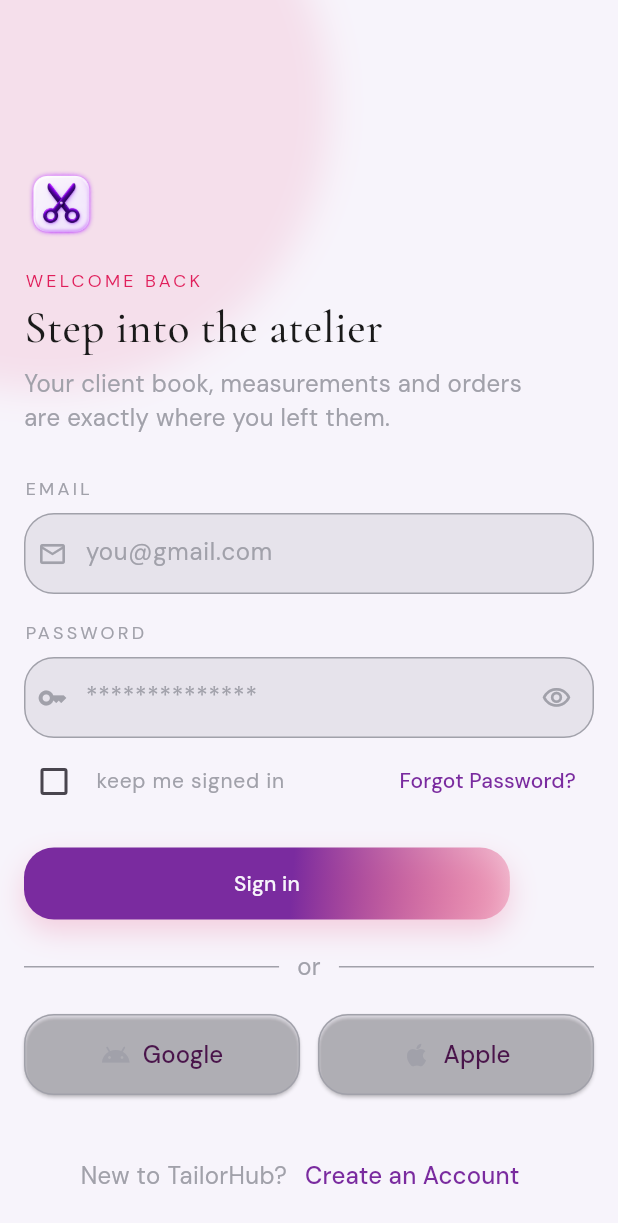
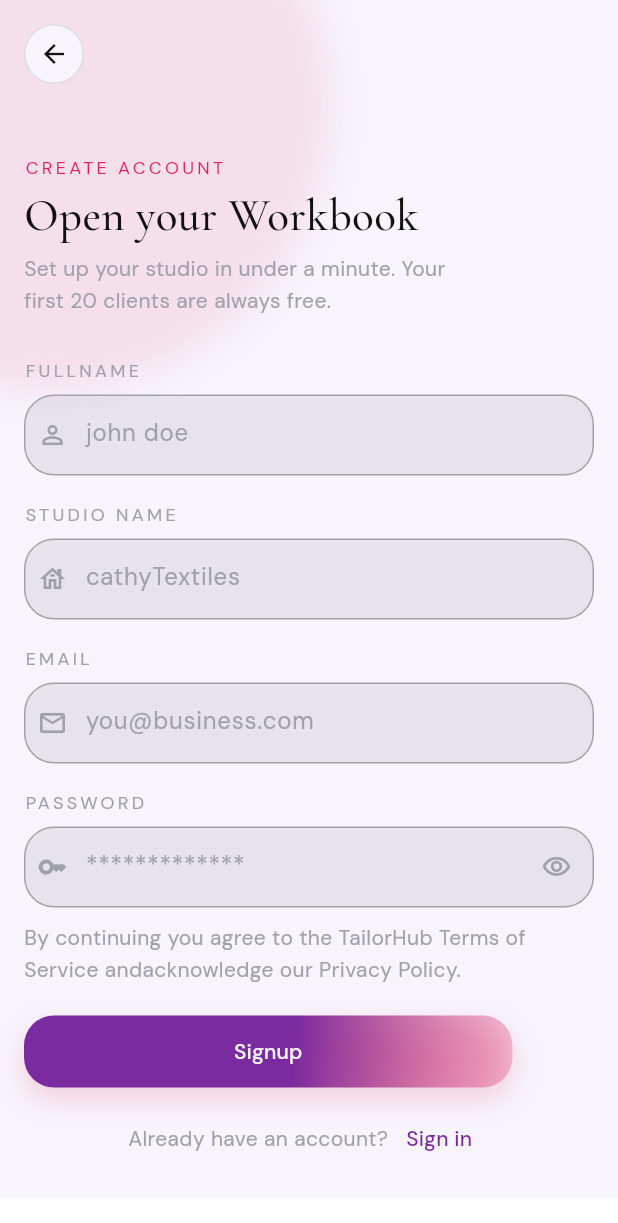
Before and after one commit to poba05/tailorhub, a Flutter app: the LoginScreen screen opened directly, after a tap on "Create an Account", on a phone screen of 412 x 824 dp. Shown: the top 1223 px of the screen. Run offline on Flutter 3.47's test engine with Material 3 defaults, Android fonts, the phone set to English and light mode, and no system bars.

Commit message:
ADD: Implement signup and forgot password screens with navigation
Co-authored-by: Copilot <copilot@github.com>

```diff
--- a/lib/screens/auth/login_screen.dart
+++ b/lib/screens/auth/login_screen.dart
@@ -2,6 +2,8 @@ import 'package:flutter/cupertino.dart';
 import 'package:flutter/material.dart';
 import 'package:tailorhub/constants/colors.dart';
 import 'package:tailorhub/constants/fonts.dart';
+import 'package:tailorhub/screens/auth/forgot_password.dart';
+import 'package:tailorhub/screens/auth/signup_screen.dart';
 import 'package:tailorhub/widgets/custom_button.dart';
 import 'package:tailorhub/widgets/custom_textfield.dart';
 import 'package:tailorhub/widgets/custombg.dart';
@@ -21,13 +23,14 @@ class _LoginScreenState extends State<LoginScreen> {
     return Scaffold(
       backgroundColor: Colors.transparent,
       body: Custombg(
+        child: SingleChildScrollView(
           child: SafeArea(
             child: Padding(
               padding: const EdgeInsets.all(16.0),
               child: Column(
                 crossAxisAlignment: CrossAxisAlignment.start,
                 children: [
-                const Spacer(),
+                  const SizedBox(height: 60),
                   Container(
                     height: 50,
                     width: 50,
@@ -119,7 +122,42 @@ class _LoginScreenState extends State<LoginScreen> {
                         ),
                       ),
                       TextButton(
-                      onPressed: () {},
+                        onPressed: () {
+                          Navigator.push(
+                            context,
+                            PageRouteBuilder(
+                              pageBuilder:
+                                  (context, animation, secondaryAnimation) {
+                                    return const ForgotPassword();
+                                  },
+                              transitionsBuilder:
+                                  (
+                                    context,
+                                    animation,
+                                    secondaryAnimation,
+                                    child,
+                                  ) {
+                                    final slide =
+                                        Tween<Offset>(
+                                          begin: const Offset(0, 0.08),
+                                          end: Offset.zero,
+                                        ).animate(
+                                          CurvedAnimation(
+                                            parent: animation,
+                                            curve: Curves.easeOutCubic,
+                                          ),
+                                        );
+                                    return FadeTransition(
+                                      opacity: animation,
+                                      child: SlideTransition(
+                                        position: slide,
+                                        child: child,
+                                      ),
+                                    );
+                                  },
+                            ),
+                          );
+                        },
                         child: Text(
                           "Forgot Password?",
                           style: AppFonts.body(color: AppColor.first),
@@ -167,14 +205,19 @@ class _LoginScreenState extends State<LoginScreen> {
                               Icon(
                                 Icons.android_outlined,
                                 size: 20,
-                              color: AppColor.grey,
+                                color: AppColor.first,
                               ),
                               const SizedBox(width: 8),
                               Flexible(
                                 child: Text(
                                   "Google",
-                                style: AppFonts.bodyLarge(
-                                  color: AppColor.primary,
+                                  style: TextStyle(
+                                    fontFamily: "DMSANS",
+                                    fontVariations: [
+                                      FontVariation('wght', 700),
+                                    ],
+                                    color: AppColor.text,
+                                    fontSize: 16,
                                   ),
                                   overflow: TextOverflow.ellipsis,
                                 ),
@@ -190,13 +233,22 @@ class _LoginScreenState extends State<LoginScreen> {
                           child: Row(
                             mainAxisAlignment: MainAxisAlignment.center,
                             children: [
-                            Icon(Icons.apple, size: 20, color: AppColor.grey),
+                              Icon(
+                                Icons.apple,
+                                size: 20,
+                                color: AppColor.first,
+                              ),
                               const SizedBox(width: 8),
                               Flexible(
                                 child: Text(
                                   "Apple",
-                                style: AppFonts.bodyLarge(
-                                  color: AppColor.primary,
+                                  style: TextStyle(
+                                    fontFamily: "DMSANS",
+                                    fontVariations: [
+                                      FontVariation('wght', 700),
+                                    ],
+                                    color: AppColor.text,
+                                    fontSize: 16,
                                   ),
                                   overflow: TextOverflow.ellipsis,
                                 ),
@@ -213,13 +265,58 @@ class _LoginScreenState extends State<LoginScreen> {
                     children: [
                       Text(
                         "New to TailorHub?",
-                      style: AppFonts.bodyLarge(color: AppColor.grey),
+                        style: TextStyle(
+                          fontSize: 14,
+                          fontFamily: "DMSANS",
+                          fontVariations: [FontVariation('wght', 300)],
+                          color: AppColor.grey,
+                        ),
                       ),
                       TextButton(
-                      onPressed: () {},
+                        onPressed: () {
+                          Navigator.push(
+                            context,
+                            PageRouteBuilder(
+                              pageBuilder:
+                                  (context, animation, secondaryAnimation) {
+                                    return const SignupScreen();
+                                  },
+                              transitionsBuilder:
+                                  (
+                                    context,
+                                    animation,
+                                    secondaryAnimation,
+                                    child,
+                                  ) {
+                                    final slide =
+                                        Tween<Offset>(
+                                          begin: const Offset(0, 0.08),
+                                          end: Offset.zero,
+                                        ).animate(
+                                          CurvedAnimation(
+                                            parent: animation,
+                                            curve: Curves.easeOutCubic,
+                                          ),
+                                        );
+                                    return FadeTransition(
+                                      opacity: animation,
+                                      child: SlideTransition(
+                                        position: slide,
+                                        child: child,
+                                      ),
+                                    );
+                                  },
+                            ),
+                          );
+                        },
                         child: Text(
                           "Create an Account",
-                        style: AppFonts.bodyLarge(color: AppColor.first),
+                          style: TextStyle(
+                            fontSize: 14,
+                            fontFamily: "DMSANS",
+                            fontVariations: [FontVariation('wght', 500)],
+                            color: AppColor.first,
+                          ),
                         ),
                       ),
                     ],
@@ -229,6 +326,7 @@ class _LoginScreenState extends State<LoginScreen> {
             ),
           ),
         ),
+      ),
     );
   }
 }
--- a/lib/screens/auth/signup_screen.dart
+++ b/lib/screens/auth/signup_screen.dart
@@ -0,0 +1,227 @@
+import 'package:flutter/cupertino.dart';
+import 'package:flutter/material.dart';
+import 'package:tailorhub/constants/colors.dart';
+import 'package:tailorhub/constants/fonts.dart';
+import 'package:tailorhub/screens/auth/login_screen.dart';
+import 'package:tailorhub/widgets/custom_button.dart';
+import 'package:tailorhub/widgets/custom_textfield.dart';
+import 'package:tailorhub/widgets/custombg.dart';
+
+class SignupScreen extends StatefulWidget {
+  const SignupScreen({super.key});
+
+  @override
+  State<SignupScreen> createState() => _SignupScreenState();
+}
+
+class _SignupScreenState extends State<SignupScreen> {
+  @override
+  Widget build(BuildContext context) {
+    return Scaffold(
+      backgroundColor: Colors.transparent,
+      body: Custombg(
+        child: SingleChildScrollView(
+          child: SafeArea(
+            child: Padding(
+              padding: const EdgeInsets.all(16.0),
+              child: Column(
+                crossAxisAlignment: CrossAxisAlignment.start,
+                children: [
+                  GestureDetector(
+                    onTap: () {
+                      Navigator.pop(context);
+                    },
+                    child: Container(
+                      height: 40,
+                      width: 40,
+                      decoration: BoxDecoration(
+                        color: AppColor.background,
+                        shape: BoxShape.circle,
+                        border: Border.all(
+                          color: AppColor.grey.withValues(alpha: .3),
+                          width: 1,
+                        ),
+                      ),
+                      child: Center(
+                        child: Icon(
+                          Icons.arrow_back,
+                          size: 20,
+                          color: AppColor.text,
+                        ),
+                      ),
+                    ),
+                  ),
+                  SizedBox(height: 50),
+                  Text(
+                    "Create Account".toUpperCase(),
+                    style: AppFonts.label(color: AppColor.secondary),
+                  ),
+                  SizedBox(height: 10),
+                  Text(
+                    "Open your Workbook",
+                    style: AppFonts.heading(color: AppColor.text),
+                  ),
+                  SizedBox(height: 10),
+                  Text(
+                    "Set up your studio in under a minute. Your\nfirst 20 clients are always free.",
+                    style: AppFonts.body(color: AppColor.grey),
+                  ),
+                  SizedBox(height: 30),
+                  //                                              TEXTFIELDS
+                  Container(
+                    decoration: BoxDecoration(color: Colors.transparent),
+                    child: Column(
+                      crossAxisAlignment: CrossAxisAlignment.start,
+                      children: [
+                        Text(
+                          "FullName".toUpperCase(),
+                          style: AppFonts.label(color: AppColor.grey),
+                        ),
+                        SizedBox(height: 10),
+                        CustomTextfield(
+                          prefix: Icons.person_outline,
+                          hintText: "john doe",
+                        ),
+                      ],
+                    ),
+                  ),
+                  SizedBox(height: 20),
+                  Container(
+                    decoration: BoxDecoration(color: Colors.transparent),
+                    child: Column(
+                      crossAxisAlignment: CrossAxisAlignment.start,
+                      children: [
+                        Text(
+                          "Studio name".toUpperCase(),
+                          style: AppFonts.label(color: AppColor.grey),
+                        ),
+                        SizedBox(height: 10),
+                        CustomTextfield(
+                          prefix: Icons.house_outlined,
+                          hintText: "cathyTextiles",
+                        ),
+                      ],
+                    ),
+                  ),
+                  SizedBox(height: 20),
+                  Container(
+                    decoration: BoxDecoration(color: Colors.transparent),
+                    child: Column(
+                      crossAxisAlignment: CrossAxisAlignment.start,
+                      children: [
+                        Text(
+                          "Email".toUpperCase(),
+                          style: AppFonts.label(color: AppColor.grey),
+                        ),
+                        SizedBox(height: 10),
+                        CustomTextfield(
+                          prefix: Icons.mail_outline,
+                          hintText: "you@business.com",
+                        ),
+                      ],
+                    ),
+                  ),
+                  SizedBox(height: 20),
+                  Container(
+                    decoration: BoxDecoration(color: Colors.transparent),
+                    child: Column(
+                      crossAxisAlignment: CrossAxisAlignment.start,
+                      children: [
+                        Text(
+                          "password".toUpperCase(),
+                          style: AppFonts.label(color: AppColor.grey),
+                        ),
+                        SizedBox(height: 10),
+                        CustomTextfield(
+                          prefix: Icons.key_outlined,
+                          hintText: "*************",
+                          isPassword: true,
+                        ),
+                      ],
+                    ),
+                  ),
+                  SizedBox(height: 10),
+                  //                          END OF TEXTFIELDS
+                  Text(
+                    "By continuing you agree to the TailorHub Terms of Service andacknowledge our Privacy Policy.",
+                    style: AppFonts.body(color: AppColor.grey),
+                  ),
+                  SizedBox(height: 20),
+                  CustomButton(
+                    onPressed: () {},
+                    child: Text(
+                      "Signup",
+                      style: AppFonts.buttonText(color: AppColor.background),
+                    ),
+                  ),
+                  SizedBox(height: 10),
+                  Row(
+                    mainAxisAlignment: MainAxisAlignment.center,
+                    children: [
+                      Text(
+                        "Already have an account?",
+                        style: TextStyle(
+                          fontSize: 14,
+                          fontFamily: "DMSANS",
+                          fontVariations: [FontVariation('wght', 300)],
+                          color: AppColor.grey,
+                        ),
+                      ),
+                      TextButton(
+                        onPressed: () {
+                          Navigator.push(
+                            context,
+                            PageRouteBuilder(
+                              pageBuilder:
+                                  (context, animation, secondaryAnimation) {
+                                    return const LoginScreen();
+                                  },
+                              transitionsBuilder:
+                                  (
+                                    context,
+                                    animation,
+                                    secondaryAnimation,
+                                    child,
+                                  ) {
+                                    final slide =
+                                        Tween<Offset>(
+                                          begin: const Offset(0, 0.08),
+                                          end: Offset.zero,
+                                        ).animate(
+                                          CurvedAnimation(
+                                            parent: animation,
+                                            curve: Curves.easeOutCubic,
+                                          ),
+                                        );
+                                    return FadeTransition(
+                                      opacity: animation,
+                                      child: SlideTransition(
+                                        position: slide,
+                                        child: child,
+                                      ),
+                                    );
+                                  },
+                            ),
+                          );
+                        },
+                        child: Text(
+                          "Sign in",
+                          style: TextStyle(
+                            fontFamily: "DMSANS",
+                            fontVariations: [FontVariation('wght', 700)],
+                            fontSize: 14,
+                            color: AppColor.first,
+                          ),
+                        ),
+                      ),
+                    ],
+                  ),
+                ],
+              ),
+            ),
+          ),
+        ),
+      ),
+    );
+  }
+}
--- a/lib/widgets/plain_button.dart
+++ b/lib/widgets/plain_button.dart
@@ -14,6 +14,10 @@ class PlainButton extends StatelessWidget {
         onPressed: onPressed,
         style: ElevatedButton.styleFrom(
           backgroundColor: AppColor.grey.withValues(alpha: .2),
+          foregroundColor: null,
+          elevation: 0,
+          shadowColor: Colors.transparent,
+          surfaceTintColor: Colors.transparent,
           padding: const EdgeInsets.symmetric(horizontal: 12),
           shape: RoundedRectangleBorder(
             borderRadius: BorderRadius.circular(20),
@@ -21,7 +25,7 @@ class PlainButton extends StatelessWidget {
           ),
           minimumSize: Size.zero,
           tapTargetSize: MaterialTapTargetSize.shrinkWrap,
-        ),
+        ).copyWith(overlayColor: MaterialStateProperty.all(Colors.transparent)),
         child: child,
       ),
     );
```
Also changed, not shown: lib/screens/auth/forgot_password.dart (added, +87 -0 lines). Lines whose indentation alone changed are shown as unchanged.
